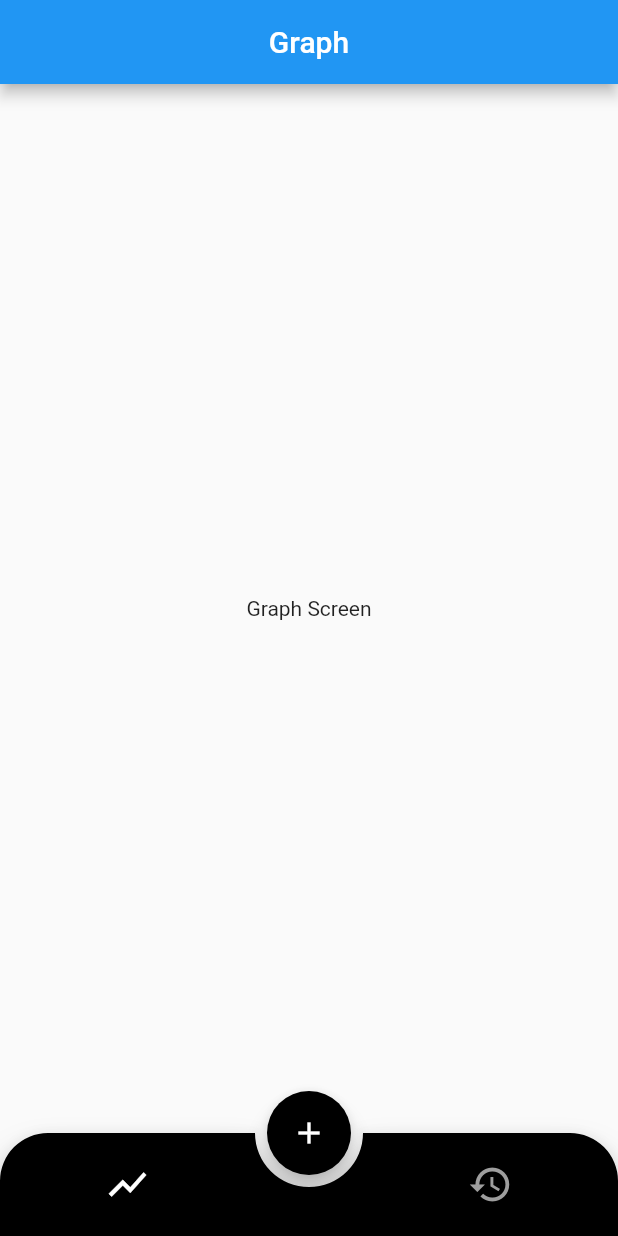
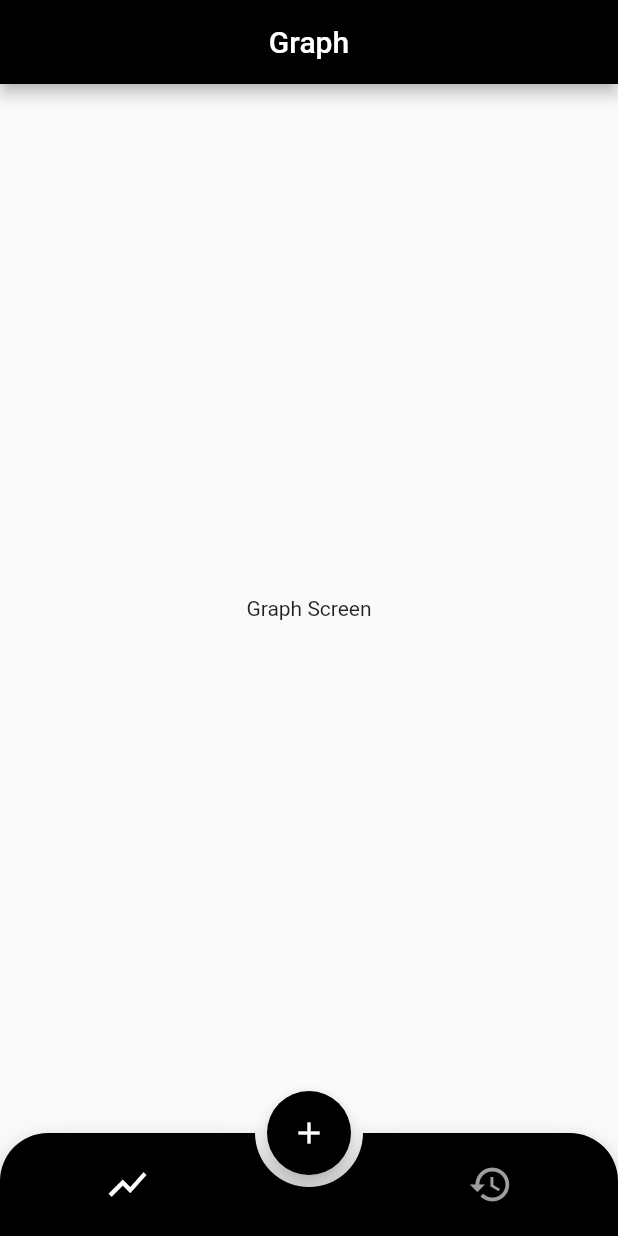
Before and after one commit to jwill4455/Flutter-with-Getx, a Flutter app: the screen it shows after launch, on a phone screen of 412 x 824 dp. Run offline on Flutter 3.47's test engine with Material 2 defaults, Android fonts, the phone set to English and light mode, and no system bars; drawn by our look-alikes of animated_bottom_navigation_bar; our stand-ins replace get.

Commit message:
Change title and background color of app

```diff
--- a/lib/main.dart
+++ b/lib/main.dart
@@ -1,6 +1,5 @@
 import 'package:flutter/material.dart';
 import 'package:get/get.dart';
-
 import 'home.dart';
 
 void main() {
@@ -10,15 +9,15 @@ void main() {
 class MyApp extends StatelessWidget {
   const MyApp({Key? key}) : super(key: key);
 
-
   @override
   Widget build(BuildContext context) {
     return GetMaterialApp(
-      title: 'Flutter Demo',
+      title: 'Weight Tracker',
       debugShowCheckedModeBanner: false,
       theme: ThemeData(
-
-        primarySwatch: Colors.blue,
+        appBarTheme: const AppBarTheme(
+          backgroundColor: Colors.black
+        )
       ),
       home: const MyHomePage(),
     );
```
